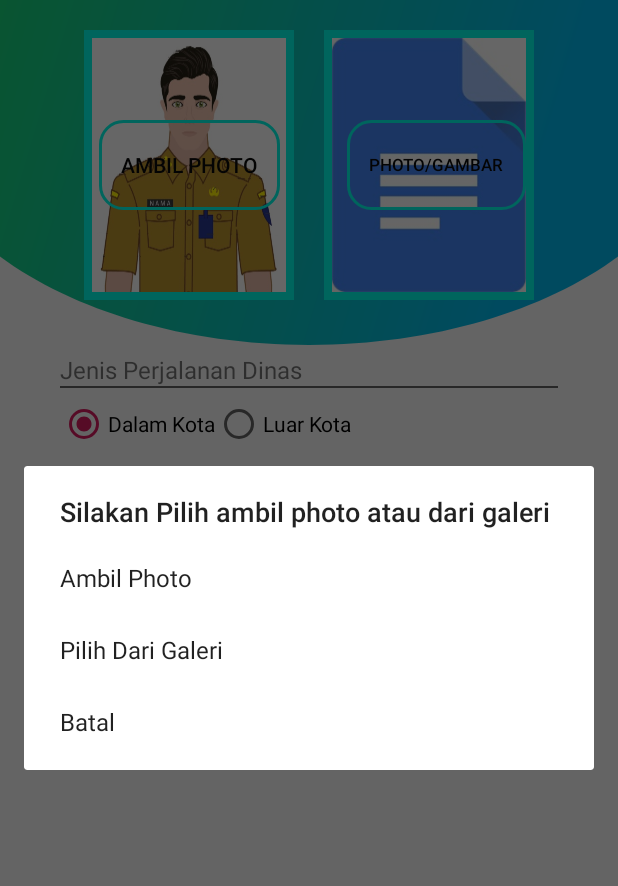
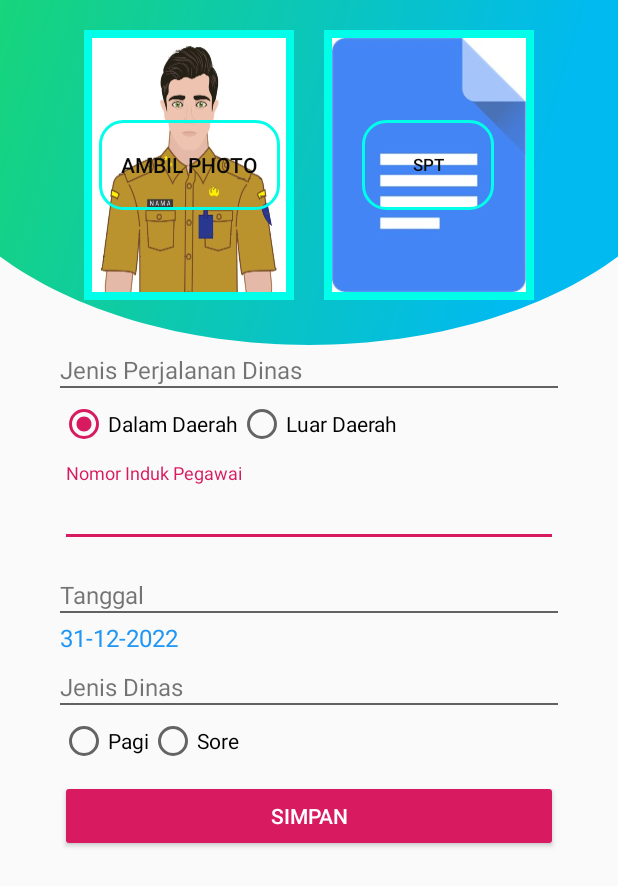
Before and after one commit to ya2nk/absensi-master, an Android app: the InputDinasActivity screen opened directly, with no data from a screen before it, after a tap on "AMBIL PHOTO", on a phone screen of 412 x 824 dp. Shown: the top 886 px of the screen. Run offline under Robolectric (Android 15) with nearby library versions, the phone set to English and light mode, and no system bars; our stand-ins replace Room's generated code; libraries missing offline, so code that uses them is left out: com.basgeekball.awesomevalidation, com.tapadoo.alerter, id.zelory.compressor; network calls fail; pictures from the network do not load; 6 statements that could not run were skipped.

Commit message:
Progress New

```diff
--- a/app/src/main/java/com/waroengweb/absensi/InputDinasActivity.java
+++ b/app/src/main/java/com/waroengweb/absensi/InputDinasActivity.java
@@ -1,7 +1,7 @@
 package com.waroengweb.absensi;
 
 import android.app.AlertDialog;
-import android.app.DatePickerDialog;
+
 import android.content.DialogInterface;
 import android.content.Intent;
 import android.database.Cursor;
@@ -12,15 +12,15 @@ import android.os.Bundle;
 import android.os.Environment;
 import android.os.StrictMode;
 import android.provider.MediaStore;
-import android.util.Log;
+
 import android.view.View;
 import android.widget.ArrayAdapter;
 import android.widget.AutoCompleteTextView;
 import android.widget.Button;
-import android.widget.DatePicker;
-import android.widget.EditText;
+
 import android.widget.ImageView;
 import android.widget.RadioGroup;
+import android.widget.TextView;
 import android.widget.Toast;
 
 import androidx.appcompat.app.AppCompatActivity;
@@ -69,7 +69,9 @@ public class InputDinasActivity extends AppCompatActivity {
 
         myCalendar = Calendar.getInstance();
 
-
+        String timeStamp = new SimpleDateFormat("dd-MM-yyyy").format(new Date());
+        TextView txtTgl = (TextView) findViewById(R.id.tgl_txt);
+        txtTgl.setText(timeStamp);
 
         takePicture = (Button)findViewById(R.id.take_picture);
         takePicture.setOnClickListener(new View.OnClickListener() {
@@ -129,10 +131,6 @@ public class InputDinasActivity extends AppCompatActivity {
             }
         });
 
-
-
-
-
         jenisDinas = (RadioGroup)findViewById(R.id.jenis);
         jenisDinas.setOnCheckedChangeListener(new RadioGroup.OnCheckedChangeListener() {
             @Override
@@ -152,23 +150,8 @@ public class InputDinasActivity extends AppCompatActivity {
         });
     }
 
-
-
-
-
     public void takePicture()
     {
-        final CharSequence[] options = {"Ambil Photo", "Pilih Dari Galeri", "Batal"};
-
-        AlertDialog.Builder builder = new AlertDialog.Builder(this);
-        builder.setTitle("Silakan Pilih ambil photo atau dari galeri");
-
-        builder.setItems(options, new DialogInterface.OnClickListener() {
-
-            @Override
-            public void onClick(DialogInterface dialog, int item) {
-
-                if (options[item].equals("Ambil Photo")) {
         StrictMode.VmPolicy.Builder builder = new StrictMode.VmPolicy.Builder();
         StrictMode.setVmPolicy(builder.build());
         Intent i;
@@ -194,17 +177,6 @@ public class InputDinasActivity extends AppCompatActivity {
         }
         i.putExtra("android.intent.extra.USE_FRONT_CAMERA", true);
         startActivityForResult(i,201);
-
-                } else if (options[item].equals("Pilih Dari Galeri")) {
-                    Intent pickPhoto = new Intent(Intent.ACTION_PICK, android.provider.MediaStore.Images.Media.EXTERNAL_CONTENT_URI);
-                    startActivityForResult(pickPhoto, 202);//one can be replaced with any action code
-
-                } else if (options[item].equals("Batal")) {
-                    dialog.dismiss();
-                }
-            }
-        });
-        builder.show();
     }
 
     public void takePicture2()
--- a/app/src/main/java/com/waroengweb/absensi/database/dao/IjinDao.java
+++ b/app/src/main/java/com/waroengweb/absensi/database/dao/IjinDao.java
@@ -35,7 +35,7 @@ public interface IjinDao {
     @Query("SELECT * FROM ijin WHERE tanggal BETWEEN :dateStart AND :dateEnd AND jenisIjin = 'Cuti' ORDER BY tanggal DESC")
     List<Ijin> getAllCutiBetween(long dateStart,long dateEnd);
 
-    @Query("SELECT * FROM ijin WHERE uploaded=1 AND approved=0 AND jenisIjin != 'Cuti' ORDER BY tanggal")
+    @Query("SELECT * FROM ijin WHERE uploaded=1 AND approved=0 ORDER BY tanggal")
     List<Ijin> getAllIjinUploadedAndNotApprove();
 
     @Query("UPDATE ijin SET uploaded=1 WHERE id=:id")
@@ -46,4 +46,7 @@ public interface IjinDao {
 
     @Query("DELETE FROM ijin WHERE id=:id")
     void deleteIjin(int id);
+
+    @Query("SELECT id FROM ijin WHERE approved=0")
+    List<Integer> getAllIdIjin();
 }
--- a/app/src/main/res/layout/activity_input_dinas.xml
+++ b/app/src/main/res/layout/activity_input_dinas.xml
@@ -72,9 +72,10 @@
             android:layout_width="wrap_content"
             android:layout_height="60dp"
             android:layout_marginTop="60dp"
-            android:layout_marginLeft="175dp"
+            android:layout_marginLeft="185dp"
             android:background="@drawable/button_transparan"
-            android:text="Photo/Gambar"
+            android:text="SPT"
+            android:textAlignment="center"
             android:textColor="#090909"
             android:textSize="11dp"/>
 
@@ -109,12 +110,12 @@
             <RadioButton android:id="@+id/dalam_dinas"
                 android:layout_width="wrap_content"
                 android:layout_height="wrap_content"
-                android:text="Dalam Kota"
+                android:text="Dalam Daerah"
                 android:checked="true"/>
             <RadioButton android:id="@+id/luar_dinas"
                 android:layout_width="wrap_content"
                 android:layout_height="wrap_content"
-                android:text="Luar Kota" />
+                android:text="Luar Daerah" />
 
         </RadioGroup>
 
@@ -133,7 +134,24 @@
                 android:singleLine="true"/>
         </com.google.android.material.textfield.TextInputLayout>
 
-
+        <TextView
+            android:layout_width="match_parent"
+            android:layout_height="wrap_content"
+            android:text="Tanggal"
+            android:layout_marginTop="5dp"
+            android:textSize="16dp"/>
+        <View
+            android:layout_width="match_parent"
+            android:layout_height="1dp"
+            android:background="#636262"/>
+        <TextView
+            android:layout_width="match_parent"
+            android:layout_height="wrap_content"
+            android:layout_marginTop="5dp"
+            android:layout_marginBottom="5dp"
+            android:textSize="16dp"
+            android:id="@+id/tgl_txt"
+            android:textColor="#2196F3"/>
 
         <TextView
             android:layout_width="match_parent"
```
Also changed, not shown: app/src/main/AndroidManifest.xml (+8 -0 lines), app/src/main/java/com/waroengweb/absensi/InputCutiActivity.java (+17 -0 lines), app/src/main/java/com/waroengweb/absensi/MainActivity.java (+70 -32 lines), app/src/main/java/com/waroengweb/absensi/helpers/UploadData.java (+51 -0 lines), 2 other files. Lines whose indentation alone changed are shown as unchanged.
